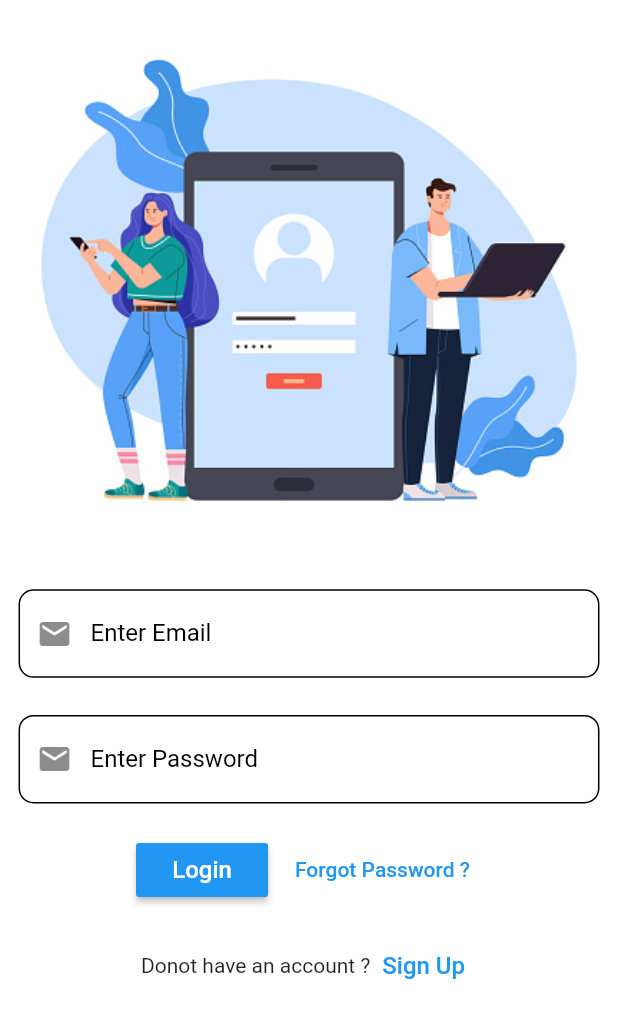
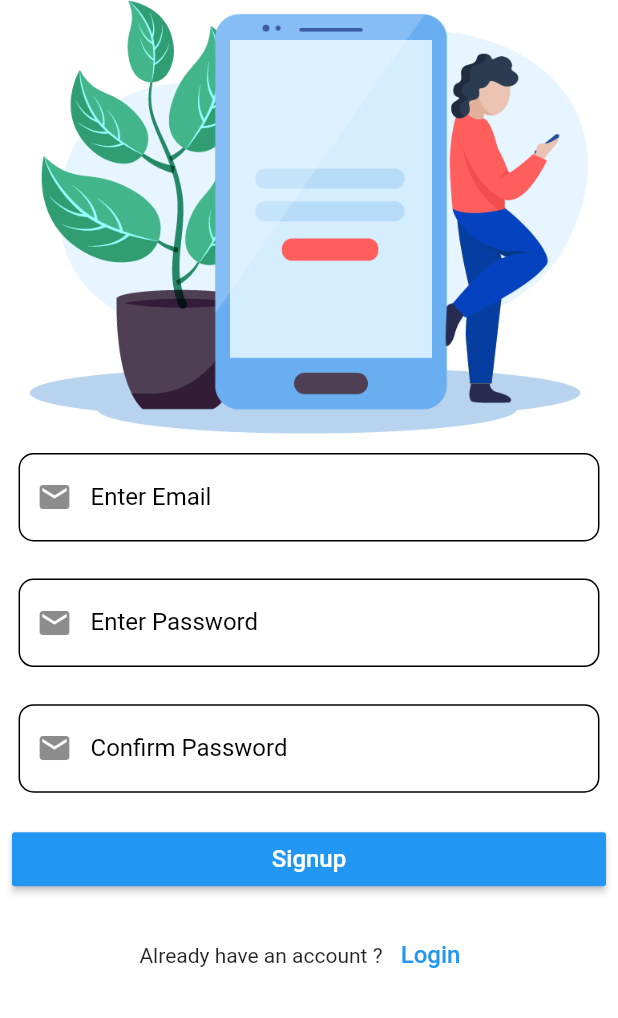
Before and after one commit to Muhammad-Rizwan-Shafiq/login_signup_with_firebase, a Flutter app: the screen it shows after launch, on a phone screen of 412 x 824 dp. Shown: the top 1018 px of the screen. Run offline on Flutter 3.47's test engine with Material 2 defaults, Android fonts, the phone set to English and light mode, and no system bars; our stand-ins replace firebase_auth, firebase_core; accounts and stored records are empty; Roboto replaces fonts that are missing (Montserrat-Regular).

Commit message:
signup implement

```diff
--- a/lib/main.dart
+++ b/lib/main.dart
@@ -2,6 +2,7 @@ import 'package:firebase_core/firebase_core.dart';
 import 'package:flutter/material.dart';
 import 'package:flutter_firebase_app/home.dart';
 import 'package:flutter_firebase_app/pages/login.dart';
+import 'package:flutter_firebase_app/pages/signup.dart';
 
 void main() {
   WidgetsFlutterBinding.ensureInitialized();
@@ -25,8 +26,8 @@ class MyApp extends StatelessWidget {
          }
          return MaterialApp(
            title: 'Flutter Demo',
-
-           home: Login(),
+debugShowCheckedModeBanner: false,
+           home: Signup(),
          );
        }
        );
--- /dev/null
+++ b/lib/pages/signup.dart
@@ -0,0 +1,204 @@
+import 'package:firebase_auth/firebase_auth.dart';
+import 'package:flutter/material.dart';
+
+import '../home.dart';
+import 'login.dart';
+
+class Signup extends StatefulWidget {
+  @override
+  _SignupState createState() => _SignupState();
+}
+
+class _SignupState extends State<Signup> {
+  @override
+  final _signupformKey = GlobalKey<FormState>();
+
+  var email=" ";
+  var password=" ";
+  var confirmPassword=" ";
+
+  final emailController = TextEditingController();
+  final passwordController = TextEditingController();
+  final confirmPasswordController=TextEditingController();
+
+
+  userSignup() async{
+   if(password == confirmPassword){
+    try{
+      UserCredential userCredential= await FirebaseAuth.instance.createUserWithEmailAndPassword(email: email, password: password);
+      ScaffoldMessenger.of(context).showSnackBar(SnackBar(
+        content:Text("Register Successfully",style: TextStyle(fontSize: 20,color: Colors.white),),
+        backgroundColor: Colors.grey,
+      ));
+      Navigator.pushReplacement(context, MaterialPageRoute(builder: (context)=> Login()));
+    }on FirebaseAuthException catch(error){
+null;
+    }
+
+
+    }else{
+     ScaffoldMessenger.of(context).showSnackBar(SnackBar(
+       content:Text("Password Doest not Match",style: TextStyle(fontSize: 20,color: Colors.white),),
+       backgroundColor: Colors.red,
+     ));
+
+   }
+
+
+
+
+
+
+   }
+
+
+
+  @override
+  void dispose() {
+    emailController.dispose();
+    passwordController.dispose();
+    super.dispose();
+  }
+
+
+
+
+  Widget build(BuildContext context) {
+
+    final _height = MediaQuery.of(context).size.height -
+        MediaQuery.of(context).padding.top -
+        kToolbarHeight;
+    final _width = MediaQuery.of(context).size.width;
+
+    return Scaffold(
+      backgroundColor: Colors.white,
+      body: Form(
+        key: _signupformKey,
+        child: ListView(
+          children: [
+            Image.asset("assets/images/signup.png"),
+            Padding(
+              padding: EdgeInsets.all(_width * 0.03),
+              child: TextFormField(
+                controller: emailController,
+                cursorColor: Colors.blue,
+                style: TextStyle(color: Colors.black),
+                decoration: InputDecoration(
+                    labelText: "Enter Email",
+                    fillColor: Colors.black,
+                    focusedBorder: OutlineInputBorder(
+                      borderSide: BorderSide(color: Colors.blue, width: 2.0),
+                      borderRadius: BorderRadius.circular(10.0),
+                    ),
+                    enabledBorder: new OutlineInputBorder(
+                      borderRadius: new BorderRadius.circular(10.0),
+                      borderSide: new BorderSide(color: Colors.black),
+                    ),
+                    border: InputBorder.none,
+                    prefixIcon: Icon(Icons.mail),
+                    hintText: "Enter your email",
+                    hintStyle: TextStyle(fontFamily: "Montserrat-Regular"),
+                    labelStyle: TextStyle(
+                        color: Colors.black, fontFamily: "Montserrat-Regular")),
+              ),
+            ),
+            Padding(
+              padding: EdgeInsets.all(_width * 0.03),
+              child: TextFormField(
+                controller: passwordController,
+                cursorColor: Colors.blue,
+                style: TextStyle(color: Colors.black),
+                decoration: InputDecoration(
+                    labelText: "Enter Password",
+                    fillColor: Colors.black,
+                    focusedBorder: OutlineInputBorder(
+                      borderSide: BorderSide(color: Colors.blue, width: 2.0),
+                      borderRadius: BorderRadius.circular(10.0),
+                    ),
+                    enabledBorder: new OutlineInputBorder(
+                      borderRadius: new BorderRadius.circular(10.0),
+                      borderSide: new BorderSide(color: Colors.black),
+                    ),
+                    border: InputBorder.none,
+                    prefixIcon: Icon(Icons.mail),
+                    hintText: "Enter your password",
+                    hintStyle: TextStyle(fontFamily: "Montserrat-Regular"),
+                    labelStyle: TextStyle(
+                        color: Colors.black, fontFamily: "Montserrat-Regular")),
+              ),
+            ),
+            Padding(
+              padding: EdgeInsets.all(_width * 0.03),
+              child: TextFormField(
+                controller: confirmPasswordController,
+                cursorColor: Colors.blue,
+                style: TextStyle(color: Colors.black),
+                decoration: InputDecoration(
+                    labelText: "Confirm Password",
+                    fillColor: Colors.black,
+                    focusedBorder: OutlineInputBorder(
+                      borderSide: BorderSide(color: Colors.blue, width: 2.0),
+                      borderRadius: BorderRadius.circular(10.0),
+                    ),
+                    enabledBorder: new OutlineInputBorder(
+                      borderRadius: new BorderRadius.circular(10.0),
+                      borderSide: new BorderSide(color: Colors.black),
+                    ),
+                    border: InputBorder.none,
+                    prefixIcon: Icon(Icons.mail),
+                    hintText: "Confirm Password",
+                    hintStyle: TextStyle(fontFamily: "Montserrat-Regular"),
+                    labelStyle: TextStyle(
+                        color: Colors.black, fontFamily: "Montserrat-Regular")),
+              ),
+            ),
+
+            Padding(
+              padding: const EdgeInsets.all(8.0),
+              child: RaisedButton(
+                color: Colors.blue,
+              onPressed: (){
+                setState(() {
+                  if(_signupformKey.currentState!.validate()){
+                    email=emailController.text;
+                    password=passwordController.text;
+                    confirmPassword=confirmPasswordController.text;
+                  }
+                });
+                userSignup();
+              },
+                child: Padding(
+                  padding: const EdgeInsets.all(8.0),
+                  child: Text(
+                    "Signup",
+                    style: TextStyle(color: Colors.white, fontSize: 16),
+                  ),
+                ),
+              ),
+            ),
+            Padding(
+              padding: const EdgeInsets.all(8.0),
+              child: Row(
+                mainAxisAlignment: MainAxisAlignment.center,
+                crossAxisAlignment: CrossAxisAlignment.center,
+                children: [
+                  Text("Already have an account ?"),
+
+                  TextButton(
+                    onPressed: () {
+
+                    },
+                    child: Text("Login" ,style: TextStyle( fontSize: 16)),
+                  )
+                ],
+              ),
+            ),
+
+
+
+          ],
+        ),
+      ),
+    );
+  }
+}
```
